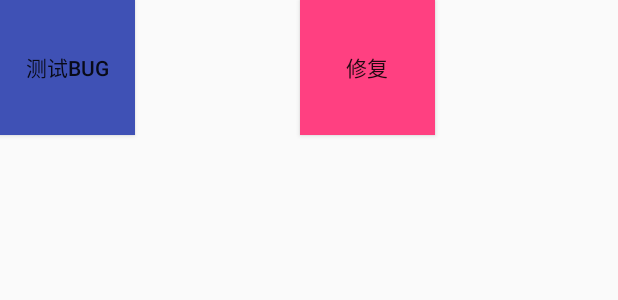
After one commit to lx610/MyDemo, an Android app: the layout activity_hot_fix.xml on its own in the app's theme, with its tools: preview values and no code run, on a phone screen of 412 x 824 dp. The commit adds this screen. Shown: the top 300 px of the screen. Run offline under Robolectric (Android 15) with nearby library versions, the phone set to English and light mode, and no system bars.

Commit message:
增加热修复范例

```diff
--- a/app/src/main/AndroidManifest.xml
+++ b/app/src/main/AndroidManifest.xml
@@ -87,6 +87,7 @@
         <activity android:name=".DemoActivity.RecyclerListDemoActivity"/>
         <activity android:name=".DemoActivity.TextViewActivity"/>
         <activity android:name=".widgt.pupwindow.keybordWindow.KeyboardWindowActivity"/>
+        <activity android:name=".frame.hotfix.HotFixTestClass"/>
 
         <service android:name=".process.MessageService"
             android:process=":remote"
--- a/app/src/main/java/com/demo/lixuan/mydemo/MainActivity.java
+++ b/app/src/main/java/com/demo/lixuan/mydemo/MainActivity.java
@@ -29,6 +29,7 @@ import com.demo.lixuan.mydemo.base.BaseActivity;
 import com.demo.lixuan.mydemo.baseElement.broadCast.FauceToCloseActivity;
 import com.demo.lixuan.mydemo.baseElement.service.ServiceActivity;
 import com.demo.lixuan.mydemo.device.DeviceActivity;
+import com.demo.lixuan.mydemo.frame.hotfix.HotFixTestClass;
 import com.demo.lixuan.mydemo.gradleSetting.GradleSetMutlApkActivity;
 import com.demo.lixuan.mydemo.http.HttpActivity;
 import com.demo.lixuan.mydemo.java.JavaDemoActivity;
@@ -77,6 +78,7 @@ public class  MainActivity extends BaseActivity {
         mLlBtContainer.addView(generateBtToStartActivity(new DeviceActivity()));
         mLlBtContainer.addView(generateBtToStartActivity(new HttpActivity()));
         mLlBtContainer.addView(generateBtToStartActivity(new TextViewActivity()));
+        mLlBtContainer.addView(generateBtToStartActivity(new HotFixTestClass()));
 
     }
 
--- /dev/null
+++ b/app/src/main/res/layout/activity_hot_fix.xml
@@ -0,0 +1,24 @@
+<?xml version="1.0" encoding="utf-8"?>
+<FrameLayout
+    xmlns:android="http://schemas.android.com/apk/res/android"
+    android:layout_width="match_parent"
+    android:layout_height="match_parent">
+
+    <Button
+        android:id="@+id/btn_run"
+        android:text="测试bug"
+        android:gravity="center"
+        android:background="@color/colorPrimary"
+        android:layout_width="90dp"
+        android:layout_height="90dp"/>
+
+
+    <Button
+        android:id="@+id/btn_repair"
+        android:text="修复"
+        android:background="@color/colorAccent"
+        android:gravity="center"
+        android:layout_marginLeft="200dp"
+        android:layout_width="90dp"
+        android:layout_height="90dp"/>
+</FrameLayout>
```
Also changed, not shown: app/build.gradle (+3 -4 lines), app/src/main/java/com/demo/lixuan/mydemo/frame/hotfix/AbstractClassLoader.java (added, +18 -0 lines), app/src/main/java/com/demo/lixuan/mydemo/frame/hotfix/HotFixTestClass.java (added, +85 -0 lines), app/src/main/java/com/demo/lixuan/mydemo/frame/hotfix/HotFixUtils.java (added, +152 -0 lines), app/src/main/java/com/demo/lixuan/mydemo/frame/hotfix/test/BugTest.java (added, +17 -0 lines).
